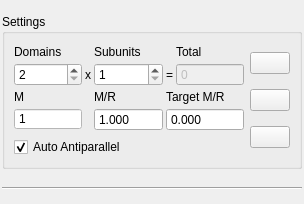
First picture: the form in ui/config/tabs/domains/panel.ui, repository NATuG3/NATuG3, before the edit.
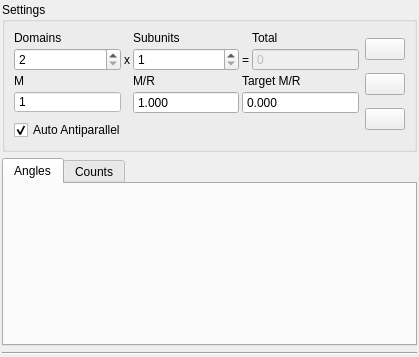
Second picture: the form after the edit.

Commit message: Created base class for domains panel tables

```diff
--- a/ui/config/tabs/domains/panel.ui
+++ b/ui/config/tabs/domains/panel.ui
@@ -6,8 +6,8 @@
    <rect>
     <x>0</x>
     <y>0</y>
-    <width>304</width>
-    <height>204</height>
+    <width>419</width>
+    <height>357</height>
    </rect>
   </property>
   <property name="windowTitle">
@@ -336,6 +336,23 @@
      </layout>
     </widget>
    </item>
+   <item>
+    <widget class="QTabWidget" name="tables_area">
+     <property name="currentIndex">
+      <number>0</number>
+     </property>
+     <widget class="QWidget" name="angles_tab">
+      <attribute name="title">
+       <string>Angles</string>
+      </attribute>
+     </widget>
+     <widget class="QWidget" name="counts_tab">
+      <attribute name="title">
+       <string>Counts</string>
+      </attribute>
+     </widget>
+    </widget>
+   </item>
    <item>
     <widget class="Line" name="line">
      <property name="orientation">
```
The commit also changes 1 other file.
